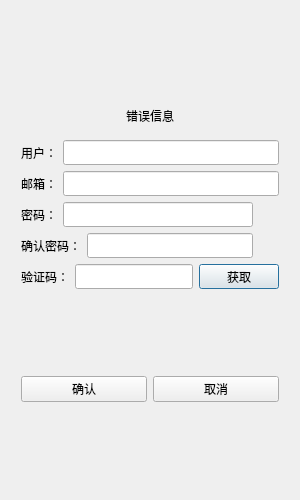
Before: the Qt Designer form IM-Client/registerdialog.ui in RIchard-0209/Instance-Messaging, drawn with Qt 5.
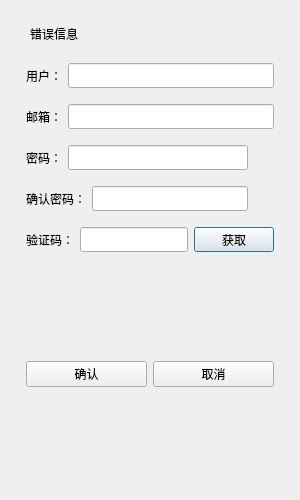
After: the same form once the commit is applied. Custom widgets are drawn as their Qt base class.

Diff of the .ui file:
```diff
--- a/IM-Client/registerdialog.ui
+++ b/IM-Client/registerdialog.ui
@@ -40,19 +40,6 @@
      <property name="bottomMargin">
       <number>5</number>
      </property>
-     <item>
-      <spacer name="verticalSpacer">
-       <property name="orientation">
-        <enum>Qt::Orientation::Vertical</enum>
-       </property>
-       <property name="sizeHint" stdset="0">
-        <size>
-         <width>20</width>
-         <height>40</height>
-        </size>
-       </property>
-      </spacer>
-     </item>
      <item>
       <widget class="QWidget" name="widget" native="true">
        <property name="minimumSize">
@@ -67,9 +54,6 @@
           <property name="text">
            <string>错误信息</string>
           </property>
-          <property name="alignment">
-           <set>Qt::AlignmentFlag::AlignCenter</set>
-          </property>
          </widget>
         </item>
        </layout>
@@ -77,6 +61,18 @@
      </item>
      <item>
       <layout class="QHBoxLayout" name="horizontalLayout">
+       <property name="leftMargin">
+        <number>5</number>
+       </property>
+       <property name="topMargin">
+        <number>5</number>
+       </property>
+       <property name="rightMargin">
+        <number>5</number>
+       </property>
+       <property name="bottomMargin">
+        <number>5</number>
+       </property>
        <item>
         <widget class="QLabel" name="user_label">
          <property name="minimumSize">
@@ -116,6 +112,18 @@
      </item>
      <item>
       <layout class="QHBoxLayout" name="horizontalLayout_2">
+       <property name="leftMargin">
+        <number>5</number>
+       </property>
+       <property name="topMargin">
+        <number>5</number>
+       </property>
+       <property name="rightMargin">
+        <number>5</number>
+       </property>
+       <property name="bottomMargin">
+        <number>5</number>
+       </property>
        <item>
         <widget class="QLabel" name="mail_label">
          <property name="minimumSize">
@@ -155,6 +163,18 @@
      </item>
      <item>
       <layout class="QHBoxLayout" name="horizontalLayout_3">
+       <property name="leftMargin">
+        <number>5</number>
+       </property>
+       <property name="topMargin">
+        <number>5</number>
+       </property>
+       <property name="rightMargin">
+        <number>5</number>
+       </property>
+       <property name="bottomMargin">
+        <number>5</number>
+       </property>
        <item>
         <widget class="QLabel" name="psw_label">
          <property name="minimumSize">
@@ -195,13 +215,13 @@
          <property name="minimumSize">
           <size>
            <width>20</width>
-           <height>0</height>
+           <height>25</height>
           </size>
          </property>
          <property name="maximumSize">
           <size>
            <width>20</width>
-           <height>16777215</height>
+           <height>25</height>
           </size>
          </property>
          <property name="text">
@@ -213,6 +233,18 @@
      </item>
      <item>
       <layout class="QHBoxLayout" name="horizontalLayout_4">
+       <property name="leftMargin">
+        <number>5</number>
+       </property>
+       <property name="topMargin">
+        <number>5</number>
+       </property>
+       <property name="rightMargin">
+        <number>5</number>
+       </property>
+       <property name="bottomMargin">
+        <number>5</number>
+       </property>
        <item>
         <widget class="QLabel" name="psw_confirm_label">
          <property name="minimumSize">
@@ -253,13 +285,13 @@
          <property name="minimumSize">
           <size>
            <width>20</width>
-           <height>0</height>
+           <height>25</height>
           </size>
          </property>
          <property name="maximumSize">
           <size>
            <width>20</width>
-           <height>16777215</height>
+           <height>25</height>
           </size>
          </property>
          <property name="cursor">
@@ -274,6 +306,18 @@
      </item>
      <item>
       <layout class="QHBoxLayout" name="horizontalLayout_5">
+       <property name="leftMargin">
+        <number>5</number>
+       </property>
+       <property name="topMargin">
+        <number>5</number>
+       </property>
+       <property name="rightMargin">
+        <number>5</number>
+       </property>
+       <property name="bottomMargin">
+        <number>5</number>
+       </property>
        <item>
         <widget class="QLabel" name="varify_label">
          <property name="minimumSize">
@@ -338,13 +382,25 @@
        <property name="sizeHint" stdset="0">
         <size>
          <width>20</width>
-         <height>40</height>
+         <height>20</height>
         </size>
        </property>
       </spacer>
      </item>
      <item>
       <layout class="QHBoxLayout" name="horizontalLayout_6">
+       <property name="leftMargin">
+        <number>5</number>
+       </property>
+       <property name="topMargin">
+        <number>5</number>
+       </property>
+       <property name="rightMargin">
+        <number>5</number>
+       </property>
+       <property name="bottomMargin">
+        <number>5</number>
+       </property>
        <item>
         <widget class="QPushButton" name="confirm_btn">
          <property name="text">
```
Left out of the diff: 4 changed lines with no effect on the pictures.
